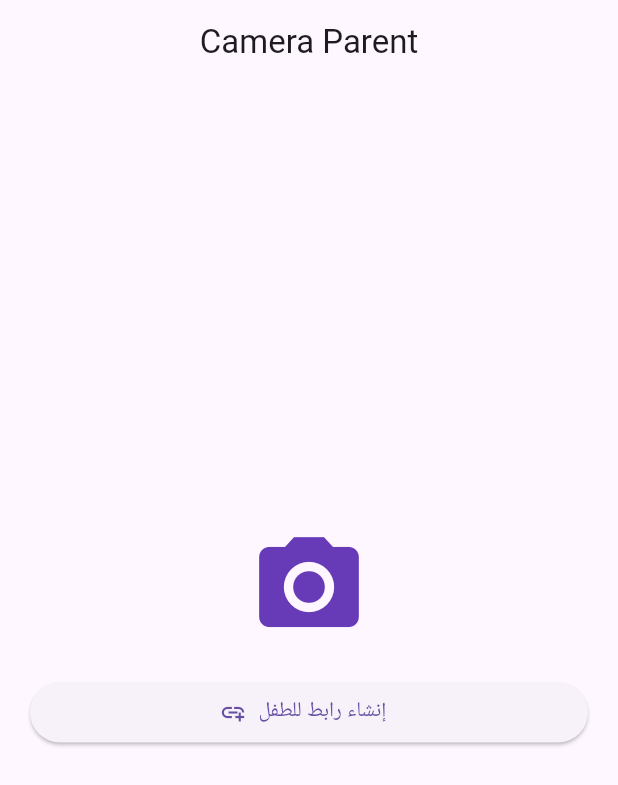
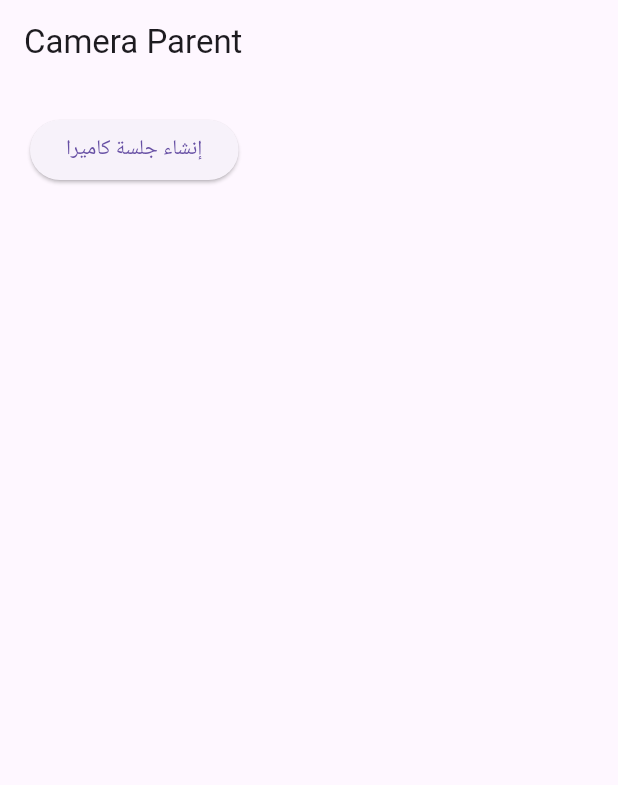
Before and after one commit to mas77264447-code/camera-parent-webrtc-viewer, a Flutter app: the screen it shows after launch, on a phone screen of 412 x 824 dp. Shown: the top 785 px of the screen. Run offline on Flutter 3.47's test engine with Material 3 defaults, Android fonts, the light colour scheme and no system bars; our stand-ins replace socket_io_client; missing offline and left inert: flutter_webrtc.

Commit message:
Fix home screen result types

```diff
--- a/lib/screens/home_screen.dart
+++ b/lib/screens/home_screen.dart
@@ -1,5 +1,4 @@
 import 'package:flutter/material.dart';
-import 'package:flutter/services.dart';
 import '../services/camera_service.dart';
 import 'camera_stream_screen.dart';
 
@@ -11,208 +10,90 @@ class HomeScreen extends StatefulWidget {
 }
 
 class _HomeScreenState extends State<HomeScreen> {
+  bool loading = false;
 
-  bool loading = false;
   String? childUrl;
   String? sessionId;
   String? errorMessage;
 
-
   Future<void> createSession() async {
-
     setState(() {
       loading = true;
       errorMessage = null;
     });
 
     try {
-
-      final result = await CameraService.createCameraSession();
-
-      if (!mounted) return;
+      final Map<String, dynamic> result =
+          await CameraService.createCameraSession();
 
       setState(() {
-
-        childUrl = result?["child_url"];
-        sessionId = result?["session_id"];
+        childUrl = result["child_url"]?.toString();
+        sessionId = result["session_id"]?.toString();
+      });
+    } catch (e) {
+      setState(() {
+        errorMessage = e.toString();
+      });
+    } finally {
+      setState(() {
         loading = false;
-
       });
-
-    } catch (e) {
-
-      if (!mounted) return;
-
-      setState(() {
-
-        loading = false;
-        errorMessage = e.toString();
-
-      });
-
     }
-
   }
 
-
-  Future<void> copyUrl() async {
-
-    if (childUrl == null) return;
-
-    await Clipboard.setData(
-      ClipboardData(
-        text: childUrl!,
-      ),
-    );
-
-    if (!mounted) return;
-
-    ScaffoldMessenger.of(context).showSnackBar(
-      const SnackBar(
-        content: Text(
-          'تم نسخ الرابط',
-        ),
-      ),
-    );
-
-  }
-
-  void startStreaming() {
+  void openCamera() {
     if (sessionId == null) return;
 
     Navigator.push(
       context,
       MaterialPageRoute(
-        builder: (_) => CameraStreamScreen(sessionId: sessionId!),
+        builder: (_) => CameraStreamScreen(
+          sessionId: sessionId!,
+        ),
       ),
     );
   }
 
-
   @override
   Widget build(BuildContext context) {
-
     return Scaffold(
-
       appBar: AppBar(
-        title: const Text(
-          "Camera Parent",
-        ),
-        centerTitle: true,
+        title: const Text('Camera Parent'),
       ),
-
       body: Padding(
-
         padding: const EdgeInsets.all(20),
-
         child: Column(
-
-          mainAxisAlignment: MainAxisAlignment.center,
-
-          crossAxisAlignment: CrossAxisAlignment.stretch,
-
           children: [
-
-            const Icon(
-              Icons.camera_alt,
-              size: 80,
-              color: Colors.deepPurple,
+            ElevatedButton(
+              onPressed: loading ? null : createSession,
+              child: Text(
+                loading ? 'جاري الإنشاء...' : 'إنشاء جلسة كاميرا',
+              ),
             ),
 
             const SizedBox(height: 20),
 
-            ElevatedButton.icon(
-
-              onPressed: loading ? null : createSession,
-
-              icon: loading
-
-                  ? const SizedBox(
-                      width: 20,
-                      height: 20,
-                      child: CircularProgressIndicator(
-                        color: Colors.white,
-                        strokeWidth: 2,
-                      ),
-                    )
-
-                  : const Icon(Icons.add_link),
-
-              label: Text(
-                loading
-                    ? "جاري إنشاء الرابط..."
-                    : "إنشاء رابط للطفل",
+            if (childUrl != null)
+              SelectableText(
+                'رابط الطفل:\n\n$childUrl',
               ),
 
-            ),
+            const SizedBox(height: 20),
 
-            const SizedBox(height: 30),
+            if (sessionId != null)
+              ElevatedButton(
+                onPressed: openCamera,
+                child: const Text('فتح الكاميرا'),
+              ),
 
             if (errorMessage != null)
-
               Text(
                 errorMessage!,
-                style: const TextStyle(
-                  color: Colors.red,
-                ),
+                style: const TextStyle(color: Colors.red),
               ),
-
-
-            if (childUrl != null) ...[
-
-              SelectableText(
-
-                "رابط الطفل:\n\n$childUrl",
-
-                style: const TextStyle(
-                  fontSize: 16,
-                ),
-
-              ),
-
-              const SizedBox(height: 20),
-
-
-              ElevatedButton.icon(
-
-                onPressed: copyUrl,
-
-                icon: const Icon(
-                  Icons.copy,
-                ),
-
-                label: const Text(
-                  "نسخ الرابط",
-                ),
-
-              ),
-
-              const SizedBox(height: 12),
-
-              ElevatedButton.icon(
-
-                onPressed: startStreaming,
-
-                icon: const Icon(
-                  Icons.videocam,
-                ),
-
-                label: const Text(
-                  "ابدأ البث",
-                ),
-
-              ),
-
-            ],
-
           ],
-
         ),
-
       ),
-
     );
-
   }
-
 }
```
